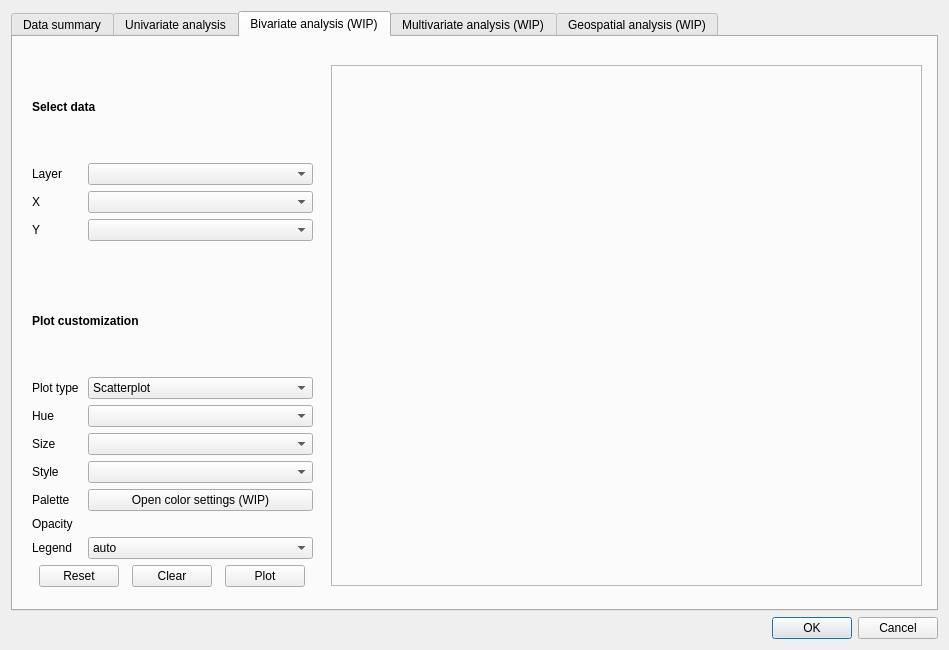
GispoCoding/eis_qgis_plugin, file eis_qgis_plugin/resources/ui/explore/wizard_explore_window_new.ui: the form before one commit.
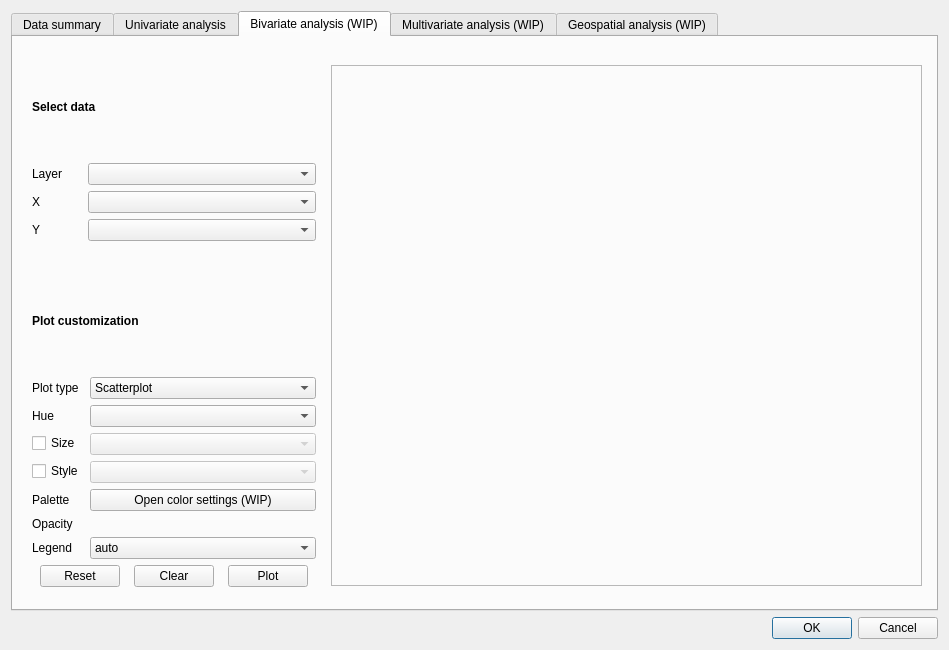
The form after the commit. Custom widgets are drawn as their Qt base class.

Commit message: Add checkbox for size and style

Diff of the .ui file:
```diff
--- a/eis_qgis_plugin/resources/ui/explore/wizard_explore_window_new.ui
+++ b/eis_qgis_plugin/resources/ui/explore/wizard_explore_window_new.ui
@@ -988,7 +988,7 @@
            <rect>
             <x>10</x>
             <y>10</y>
-            <width>281</width>
+            <width>284</width>
             <height>531</height>
            </rect>
           </property>
@@ -1122,6 +1122,34 @@
              <item row="1" column="1">
               <widget class="QgsFieldComboBox" name="hue_bivariate"/>
              </item>
+             <item row="2" column="0">
+              <widget class="QCheckBox" name="size_checkbox_bivariate">
+               <property name="text">
+                <string>Size</string>
+               </property>
+              </widget>
+             </item>
+             <item row="2" column="1">
+              <widget class="QgsFieldComboBox" name="size_bivariate">
+               <property name="enabled">
+                <bool>false</bool>
+               </property>
+              </widget>
+             </item>
+             <item row="3" column="0">
+              <widget class="QCheckBox" name="style_checkbox_bivariate">
+               <property name="text">
+                <string>Style</string>
+               </property>
+              </widget>
+             </item>
+             <item row="3" column="1">
+              <widget class="QgsFieldComboBox" name="style_bivariate">
+               <property name="enabled">
+                <bool>false</bool>
+               </property>
+              </widget>
+             </item>
              <item row="4" column="0">
               <widget class="QLabel" name="label_80">
                <property name="text">
@@ -1156,26 +1184,6 @@
                </property>
               </widget>
              </item>
-             <item row="2" column="0">
-              <widget class="QLabel" name="sizeLabel">
-               <property name="text">
-                <string>Size</string>
-               </property>
-              </widget>
-             </item>
-             <item row="2" column="1">
-              <widget class="QgsFieldComboBox" name="size_bivariate"/>
-             </item>
-             <item row="3" column="0">
-              <widget class="QLabel" name="styleLabel">
-               <property name="text">
-                <string>Style</string>
-               </property>
-              </widget>
-             </item>
-             <item row="3" column="1">
-              <widget class="QgsFieldComboBox" name="style_bivariate"/>
-             </item>
              <item row="6" column="0">
               <widget class="QLabel" name="legendLabel">
                <property name="text">
```
The commit also changes 1 other file.
